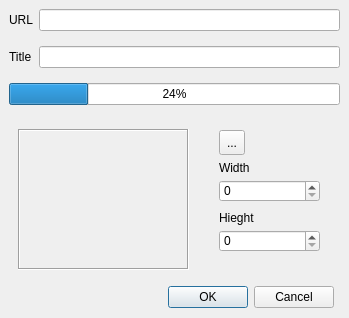
Above: src/linkdialog.ui from pussbb/Link-Saver before the change. Below: the same form after it.
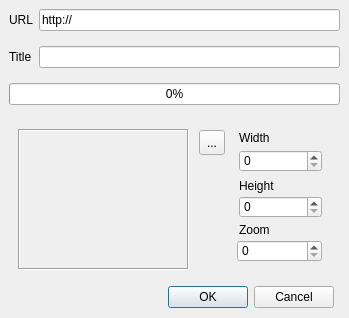
That is the form after the change. Icons and pictures are not drawn.

```diff
--- a/src/linkdialog.ui
+++ b/src/linkdialog.ui
@@ -37,7 +37,11 @@
     <number>0</number>
    </property>
    <item row="0" column="1" colspan="2">
-    <widget class="QLineEdit" name="url"/>
+    <widget class="QLineEdit" name="url">
+     <property name="text">
+      <string>http://</string>
+     </property>
+    </widget>
    </item>
    <item row="1" column="1" colspan="2">
     <widget class="QLineEdit" name="lineEdit"/>
@@ -59,7 +63,7 @@
    <item row="2" column="0" colspan="3">
     <widget class="QProgressBar" name="progress">
      <property name="value">
-      <number>24</number>
+      <number>0</number>
      </property>
     </widget>
    </item>
@@ -120,7 +124,7 @@
      <widget class="QToolButton" name="toolButton">
       <property name="geometry">
        <rect>
-        <x>210</x>
+        <x>190</x>
         <y>10</y>
         <width>26</width>
         <height>25</height>
@@ -140,8 +144,8 @@
      <widget class="QLabel" name="label_3">
       <property name="geometry">
        <rect>
-        <x>210</x>
-        <y>40</y>
+        <x>230</x>
+        <y>10</y>
         <width>54</width>
         <height>15</height>
        </rect>
@@ -153,32 +157,61 @@
      <widget class="QSpinBox" name="spinBox">
       <property name="geometry">
        <rect>
-        <x>210</x>
-        <y>60</y>
-        <width>101</width>
+        <x>230</x>
+        <y>30</y>
+        <width>83</width>
         <height>22</height>
        </rect>
       </property>
+      <property name="maximum">
+       <number>1900</number>
+      </property>
      </widget>
      <widget class="QLabel" name="label_4">
       <property name="geometry">
        <rect>
-        <x>210</x>
-        <y>90</y>
+        <x>230</x>
+        <y>58</y>
         <width>54</width>
         <height>15</height>
        </rect>
       </property>
       <property name="text">
-       <string>Hieght</string>
+       <string>Height</string>
       </property>
      </widget>
      <widget class="QSpinBox" name="spinBox_2">
       <property name="geometry">
        <rect>
-        <x>210</x>
-        <y>110</y>
-        <width>101</width>
+        <x>230</x>
+        <y>76</y>
+        <width>83</width>
+        <height>22</height>
+       </rect>
+      </property>
+      <property name="maximum">
+       <number>1900</number>
+      </property>
+     </widget>
+     <widget class="QLabel" name="label_5">
+      <property name="geometry">
+       <rect>
+        <x>230</x>
+        <y>102</y>
+        <width>54</width>
+        <height>15</height>
+       </rect>
+      </property>
+      <property name="text">
+       <string>Zoom</string>
+      </property>
+     </widget>
+     <widget class="QSpinBox" name="zoom">
+      <property name="geometry">
+       <rect>
+        <x>228</x>
+        <y>120</y>
+        <width>85</width>
         <height>22</height>
        </rect>
       </property>
```
Left out of the diff: 4 changed lines with no effect on the pictures.
